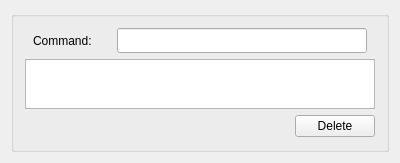
This is trunk/src/ctcphandleratomic.ui in svn2github/twsoldunsupported as Qt 5 draws it before an edit. The edited form follows.
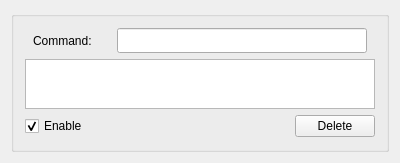
This is the edited form.

Patch:
```diff
--- a/trunk/src/ctcphandleratomic.ui
+++ b/trunk/src/ctcphandleratomic.ui
@@ -98,6 +98,16 @@
           <property name="topMargin">
            <number>0</number>
           </property>
+          <item>
+           <widget class="QCheckBox" name="cbenable">
+            <property name="text">
+             <string>Enable</string>
+            </property>
+            <property name="checked">
+             <bool>true</bool>
+            </property>
+           </widget>
+          </item>
           <item>
            <spacer name="horizontalSpacer">
             <property name="orientation">
```
